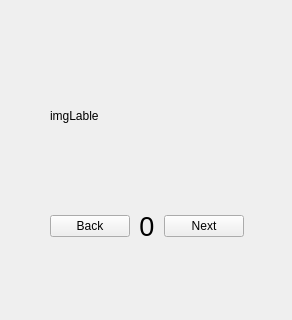
This is examples/mnist/widget.ui in eidelen/EidNN as Qt 5 draws it before an edit. The edited form follows.
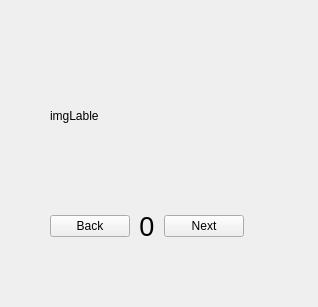
This is the edited form.

Commit message: MNIST 95% - use normalized input data

```diff
--- a/examples/mnist/widget.ui
+++ b/examples/mnist/widget.ui
@@ -6,8 +6,8 @@
    <rect>
     <x>0</x>
     <y>0</y>
-    <width>292</width>
-    <height>320</height>
+    <width>318</width>
+    <height>307</height>
    </rect>
   </property>
   <property name="windowTitle">
```
The commit also changes 2 other files.
